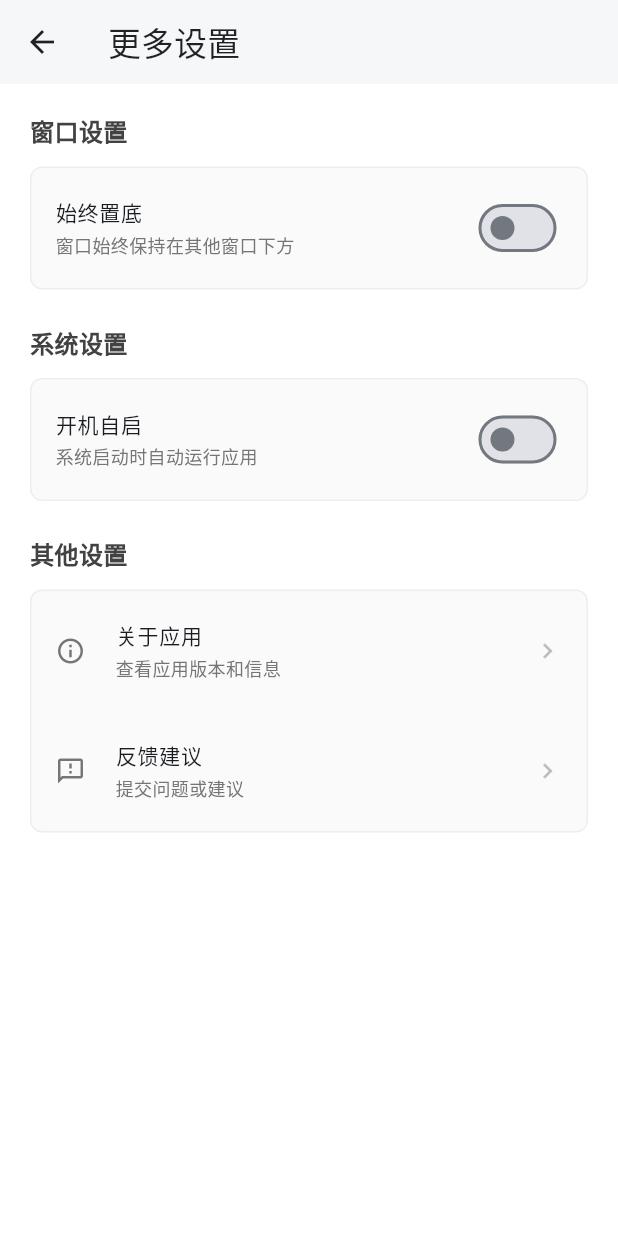
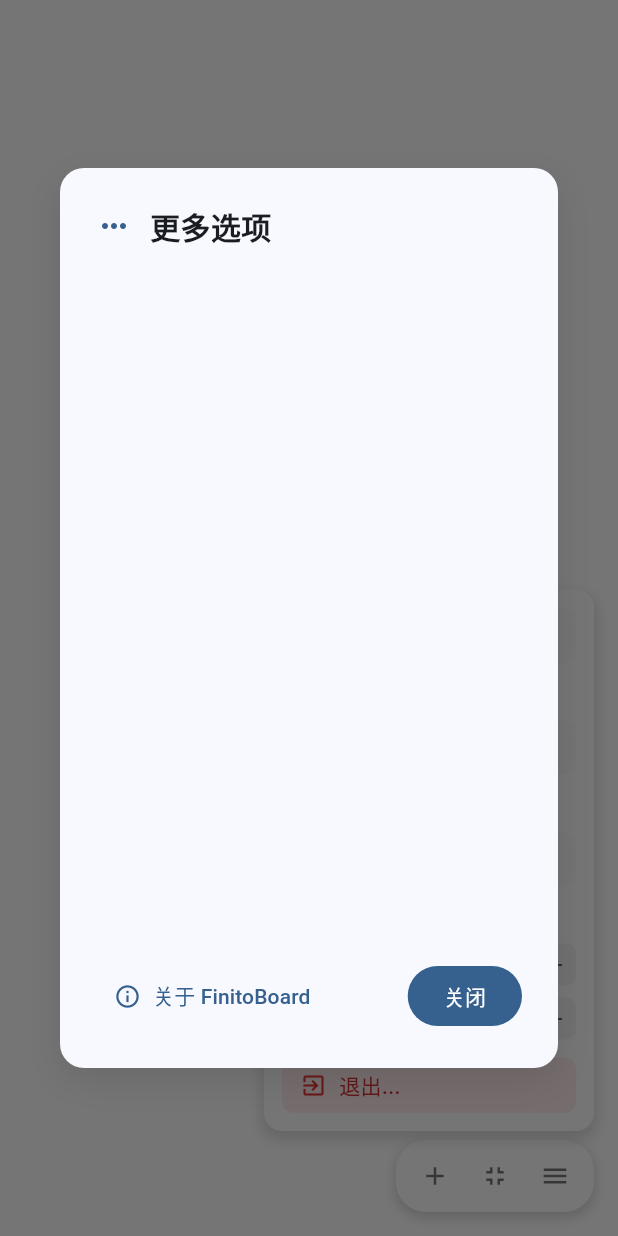
Before and after one commit to Xwei1645/finito_board, a Flutter app: the screen it shows after launch, after a tap on the "fullscreen" icon, after a tap on the "menu" icon, after a tap on "更多选项...", on a phone screen of 412 x 824 dp. Run offline on Flutter 3.47's test engine with Material 3 defaults, Android fonts, the light colour scheme and no system bars; missing offline and left inert: flutter_quill, window_manager; Roboto replaces fonts that are missing (HarmonyOS Sans SC).

Commit message:
feat: 添加更多选项界面

```diff
--- a/lib/main.dart
+++ b/lib/main.dart
@@ -5,15 +5,13 @@ import 'package:flutter/material.dart';
 import 'package:flutter_localizations/flutter_localizations.dart';
 import 'package:flutter_quill/flutter_quill.dart';
 import 'package:window_manager/window_manager.dart';
-import 'package:launch_at_startup/launch_at_startup.dart';
-import 'package:win32/win32.dart' as win32;
 import 'models/subject.dart';
 import 'models/homework.dart';
 import 'widgets/homework_card.dart';
 import 'widgets/subject_header.dart';
 import 'widgets/homework_editor.dart';
 import 'widgets/empty_state.dart';
-import 'widgets/settings_window.dart';
+import 'widgets/settings.dart';
 import 'widgets/subject_manager.dart';
 import 'widgets/tag_manager.dart';
 
@@ -22,13 +20,6 @@ void main() async {
 
   if (!kIsWeb && (Platform.isWindows || Platform.isLinux || Platform.isMacOS)) {
     await windowManager.ensureInitialized();
-
-    // 初始化开机自启功能
-    launchAtStartup.setup(
-      appName: "FinitoBoard",
-      appPath: Platform.resolvedExecutable,
-      packageName: 'dev.xwei1645.finitoboard',
-    );
 
     WindowOptions windowOptions = const WindowOptions(
       size: Size(1200, 800),
@@ -120,43 +111,15 @@ class _HomeworkBoardState extends State<HomeworkBoard> {
   // 拖动状态
   bool _isDragging = false;
 
-  // 开机自启状态
-  bool _isAutoStart = false;
-
-  // 窗口置底状态
-  bool _isAlwaysOnBottom = false;
-
-  // 窗口置底维持定时器
-  Timer? _alwaysOnBottomTimer;
-
   @override
   void initState() {
     super.initState();
     _distributeHomeworksToColumns();
-    _checkAutoStartStatus();
-  }
-
-  // 检查开机自启状态
-  void _checkAutoStartStatus() async {
-    if (!kIsWeb && (Platform.isWindows || Platform.isLinux || Platform.isMacOS)) {
-      try {
-        bool isEnabled = await launchAtStartup.isEnabled();
-        setState(() {
-          _isAutoStart = isEnabled;
-        });
-      } catch (e) {
-        // 如果检查失败，默认为false
-        setState(() {
-          _isAutoStart = false;
-        });
-      }
-    }
   }
 
   @override
   void dispose() {
     _selectionTimer?.cancel();
-    _stopAlwaysOnBottomTimer();
     super.dispose();
   }
 
@@ -837,130 +800,14 @@ class _HomeworkBoardState extends State<HomeworkBoard> {
     });
   }
 
-  // 切换窗口置底状态
-  void _toggleAlwaysOnBottom() async {
-    if (!Platform.isWindows) {
-      _showCustomSnackBar('窗口置底功能仅支持Windows系统');
-      return;
-    }
 
-    setState(() {
-      _isAlwaysOnBottom = !_isAlwaysOnBottom;
-    });
-
-    if (_isAlwaysOnBottom) {
-      _startAlwaysOnBottomTimer();
-      _showCustomSnackBar('窗口已置底');
-    } else {
-      _stopAlwaysOnBottomTimer();
-      _showCustomSnackBar('已取消窗口置底');
-    }
-  }
-
-  // 开始窗口置底定时器
-  void _startAlwaysOnBottomTimer() {
-    _stopAlwaysOnBottomTimer(); // 确保之前的定时器被清理
-
-    // 立即执行一次
-    _setWindowToBottom();
-
-    // 每500毫秒检查一次并维持窗口在底层
-    _alwaysOnBottomTimer = Timer.periodic(const Duration(milliseconds: 500), (timer) {
-      if (_isAlwaysOnBottom) {
-        _setWindowToBottom();
-      } else {
-        timer.cancel();
-      }
-    });
-  }
-
-  // 停止窗口置底定时器
-  void _stopAlwaysOnBottomTimer() {
-    _alwaysOnBottomTimer?.cancel();
-    _alwaysOnBottomTimer = null;
-
-    // 恢复窗口到正常层级
-    if (Platform.isWindows) {
-      try {
-        final hwnd = win32.GetActiveWindow();
-        if (hwnd != 0) {
-          win32.SetWindowPos(
-            hwnd,
-            win32.HWND_NOTOPMOST,
-            0, 0, 0, 0,
-            win32.SWP_NOMOVE | win32.SWP_NOSIZE | win32.SWP_NOACTIVATE,
-          );
-        }
-      } catch (e) {
-        // 忽略错误
-      }
-    }
-  }
-
-  // 设置窗口到底层
-  void _setWindowToBottom() {
-    if (!Platform.isWindows) return;
-
-    try {
-      final hwnd = win32.GetActiveWindow();
-      if (hwnd != 0) {
-        win32.SetWindowPos(
-          hwnd,
-          win32.HWND_BOTTOM,
-          0, 0, 0, 0,
-          win32.SWP_NOMOVE | win32.SWP_NOSIZE | win32.SWP_NOACTIVATE,
-        );
-      }
-    } catch (e) {
-      // 忽略错误，避免频繁显示错误消息
-    }
-  }
 
   // 打开设置窗口
   void _openSettingsWindow() async {
-    await Navigator.of(context).push(
-      MaterialPageRoute(
-        builder: (context) => SettingsWindow(
-          isAlwaysOnBottom: _isAlwaysOnBottom,
-          isAutoStart: _isAutoStart,
-          onAlwaysOnBottomChanged: (value) {
-            setState(() {
-              _isAlwaysOnBottom = value;
-            });
-            _toggleAlwaysOnBottom();
-          },
-          onAutoStartChanged: (value) {
-            setState(() {
-              _isAutoStart = value;
-            });
-            _toggleAutoStart();
-          },
-        ),
-      ),
+    await showDialog(
+      context: context,
+      builder: (context) => SettingsWindow(),
     );
-  }
-
-  // 切换开机自启状态
-  void _toggleAutoStart() async {
-    try {
-      if (_isAutoStart) {
-        // 禁用开机自启
-        await launchAtStartup.disable();
-        setState(() {
-          _isAutoStart = false;
-        });
-        _showCustomSnackBar('已取消开机自启');
-      } else {
-        // 启用开机自启
-        await launchAtStartup.enable();
-        setState(() {
-          _isAutoStart = true;
-        });
-        _showCustomSnackBar('已设置开机自启');
-      }
-    } catch (e) {
-      _showCustomSnackBar('设置开机自启失败: $e');
-    }
   }
 
   // 退出应用
--- /dev/null
+++ b/lib/widgets/settings.dart
@@ -0,0 +1,202 @@
+import 'package:flutter/material.dart';
+import 'package:url_launcher/url_launcher.dart';
+
+class SettingsWindow extends StatefulWidget {
+  const SettingsWindow({
+    super.key,
+  });
+
+  @override
+  State<SettingsWindow> createState() => _SettingsWindowState();
+}
+
+class _SettingsWindowState extends State<SettingsWindow> {
+  @override
+  Widget build(BuildContext context) {
+    final colorScheme = Theme.of(context).colorScheme;
+
+    return Dialog(
+      backgroundColor: Colors.transparent,
+      elevation: 0,
+      child: Container(
+        width: 500,
+        height: 600,
+        decoration: BoxDecoration(
+          color: colorScheme.surface,
+          borderRadius: BorderRadius.circular(16),
+          boxShadow: [
+            BoxShadow(
+              color: Colors.black.withValues(alpha: 0.1),
+              blurRadius: 20,
+              offset: const Offset(0, 8),
+            ),
+          ],
+        ),
+        padding: const EdgeInsets.all(24),
+        child: Column(
+          crossAxisAlignment: CrossAxisAlignment.start,
+          children: [
+            // 标题栏
+            Row(
+              children: [
+                Icon(
+                  Icons.more_horiz,
+                  color: colorScheme.primary,
+                  size: 24,
+                ),
+                const SizedBox(width: 12),
+                Text(
+                  '更多选项',
+                  style: TextStyle(
+                    fontSize: 20,
+                    fontWeight: FontWeight.w600,
+                    color: colorScheme.onSurface,
+                  ),
+                ),
+              ],
+            ),
+            const SizedBox(height: 24),
+            // 内容区域
+            Expanded(
+              child: SingleChildScrollView(
+                child: Column(
+                  crossAxisAlignment: CrossAxisAlignment.start,
+                  children: [
+
+
+                  ],
+                ),
+              ),
+            ),
+            const SizedBox(height: 24),
+            // 底部按钮
+            Row(
+              mainAxisAlignment: MainAxisAlignment.spaceBetween,
+              children: [
+                TextButton.icon(
+                  onPressed: () {
+                    _showAboutDialog(context);
+                  },
+                  icon: Icon(
+                    Icons.info_outlined,
+                    size: 18,
+                    color: colorScheme.primary,
+                  ),
+                  label: Text(
+                    '关于 FinitoBoard',
+                    style: TextStyle(
+                      color: colorScheme.primary,
+                    ),
+                  ),
+                ),
+                FilledButton(
+                  onPressed: () {
+                    Navigator.of(context).pop();
+                  },
+                  child: const Text('关闭'),
+                ),
+              ],
+            ),
+          ],
+        ),
+      ),
+    );
+  }
+
+  Widget _buildSettingSection({
+    required String title,
+    required List<Widget> children,
+  }) {
+    return Column(
+      crossAxisAlignment: CrossAxisAlignment.start,
+      children: [
+        Text(
+          title,
+          style: TextStyle(
+            fontSize: 16,
+            fontWeight: FontWeight.w600,
+            color: Colors.grey[800],
+          ),
+        ),
+        const SizedBox(height: 12),
+        Container(
+          decoration: BoxDecoration(
+            color: Colors.grey[50],
+            borderRadius: BorderRadius.circular(8),
+            border: Border.all(color: Colors.grey[200]!),
+          ),
+          child: Column(children: children),
+        ),
+      ],
+    );
+  }
+
+  Widget _buildSwitchTile({
+    required String title,
+    required String subtitle,
+    required bool value,
+    required Function(bool) onChanged,
+  }) {
+    return ListTile(
+      title: Text(
+        title,
+        style: const TextStyle(
+          fontSize: 14,
+          fontWeight: FontWeight.w500,
+        ),
+      ),
+      subtitle: Text(
+        subtitle,
+        style: TextStyle(
+          fontSize: 12,
+          color: Colors.grey[600],
+        ),
+      ),
+      trailing: Switch(
+        value: value,
+        onChanged: onChanged,
+        activeThumbColor: Colors.blue,
+      ),
+      contentPadding: const EdgeInsets.symmetric(horizontal: 16, vertical: 4),
+    );
+  }
+
+
+
+  void _showAboutDialog(BuildContext context) {
+    showDialog(
+      context: context,
+      builder: (context) => AlertDialog(
+        title: const Text('关于 FinitoBoard'),
+        content: Column(
+          mainAxisSize: MainAxisSize.min,
+          crossAxisAlignment: CrossAxisAlignment.start,
+          children: [
+            const Text('FinitoBoard'),
+            const SizedBox(height: 8),
+            const Text('版本: 1.0.0'),
+            const SizedBox(height: 8),
+            const Text('一个简洁高效的作业管理工具'),
+            const SizedBox(height: 16),
+            TextButton.icon(
+              onPressed: () async {
+                final uri = Uri.parse('https://github.com/Xwei1645/finito_board');
+                if (await canLaunchUrl(uri)) {
+                  await launchUrl(uri);
+                }
+              },
+              icon: const Icon(Icons.open_in_new),
+              label: const Text('GitHub'),
+            ),
+          ],
+        ),
+        actions: [
+          TextButton(
+            onPressed: () => Navigator.of(context).pop(),
+            child: const Text('确定'),
+          ),
+        ],
+      ),
+    );
+  }
+}
--- a/lib/widgets/settings_window.dart
+++ /dev/null
@@ -1,181 +0,0 @@
-import 'package:flutter/material.dart';
-
-class SettingsWindow extends StatefulWidget {
-  final bool isAlwaysOnBottom;
-  final bool isAutoStart;
-  final Function(bool) onAlwaysOnBottomChanged;
-  final Function(bool) onAutoStartChanged;
-
-  const SettingsWindow({
-    super.key,
-    required this.isAlwaysOnBottom,
-    required this.isAutoStart,
-    required this.onAlwaysOnBottomChanged,
-    required this.onAutoStartChanged,
-  });
-
-  @override
-  State<SettingsWindow> createState() => _SettingsWindowState();
-}
-
-class _SettingsWindowState extends State<SettingsWindow> {
-  @override
-  Widget build(BuildContext context) {
-    return Scaffold(
-      appBar: AppBar(
-        title: const Text('更多设置'),
-        backgroundColor: Colors.white,
-        foregroundColor: Colors.black87,
-        elevation: 1,
-      ),
-      backgroundColor: Colors.white,
-      body: Padding(
-        padding: const EdgeInsets.all(20.0),
-        child: Column(
-          crossAxisAlignment: CrossAxisAlignment.start,
-          children: [
-            _buildSettingSection(
-              title: '窗口设置',
-              children: [
-                _buildSwitchTile(
-                  title: '始终置底',
-                  subtitle: '窗口始终保持在其他窗口下方',
-                  value: widget.isAlwaysOnBottom,
-                  onChanged: widget.onAlwaysOnBottomChanged,
-                ),
-              ],
-            ),
-            const SizedBox(height: 24),
-            _buildSettingSection(
-              title: '系统设置',
-              children: [
-                _buildSwitchTile(
-                  title: '开机自启',
-                  subtitle: '系统启动时自动运行应用',
-                  value: widget.isAutoStart,
-                  onChanged: widget.onAutoStartChanged,
-                ),
-              ],
-            ),
-            const SizedBox(height: 24),
-            _buildSettingSection(
-              title: '其他设置',
-              children: [
-                _buildActionTile(
-                  title: '关于应用',
-                  subtitle: '查看应用版本和信息',
-                  icon: Icons.info_outline,
-                  onTap: () {
-                    // TODO: 显示关于对话框
-                  },
-                ),
-                _buildActionTile(
-                  title: '反馈建议',
-                  subtitle: '提交问题或建议',
-                  icon: Icons.feedback_outlined,
-                  onTap: () {
-                    // TODO: 打开反馈页面
-                  },
-                ),
-              ],
-            ),
-          ],
-        ),
-      ),
-    );
-  }
-
-  Widget _buildSettingSection({
-    required String title,
-    required List<Widget> children,
-  }) {
-    return Column(
-      crossAxisAlignment: CrossAxisAlignment.start,
-      children: [
-        Text(
-          title,
-          style: TextStyle(
-            fontSize: 16,
-            fontWeight: FontWeight.w600,
-            color: Colors.grey[800],
-          ),
-        ),
-        const SizedBox(height: 12),
-        Container(
-          decoration: BoxDecoration(
-            color: Colors.grey[50],
-            borderRadius: BorderRadius.circular(8),
-            border: Border.all(color: Colors.grey[200]!),
-          ),
-          child: Column(children: children),
-        ),
-      ],
-    );
-  }
-
-  Widget _buildSwitchTile({
-    required String title,
-    required String subtitle,
-    required bool value,
-    required Function(bool) onChanged,
-  }) {
-    return ListTile(
-      title: Text(
-        title,
-        style: const TextStyle(
-          fontSize: 14,
-          fontWeight: FontWeight.w500,
-        ),
-      ),
-      subtitle: Text(
-        subtitle,
-        style: TextStyle(
-          fontSize: 12,
-          color: Colors.grey[600],
-        ),
-      ),
-      trailing: Switch(
-        value: value,
-        onChanged: onChanged,
-        activeThumbColor: Colors.blue,
-      ),
-      contentPadding: const EdgeInsets.symmetric(horizontal: 16, vertical: 4),
-    );
-  }
-
-  Widget _buildActionTile({
-    required String title,
-    required String subtitle,
-    required IconData icon,
-    required VoidCallback onTap,
-  }) {
-    return ListTile(
-      leading: Icon(
-        icon,
-        color: Colors.grey[600],
-        size: 20,
-      ),
-      title: Text(
-        title,
-        style: const TextStyle(
-          fontSize: 14,
-          fontWeight: FontWeight.w500,
-        ),
-      ),
-      subtitle: Text(
-        subtitle,
-        style: TextStyle(
-          fontSize: 12,
-          color: Colors.grey[600],
-        ),
-      ),
-      trailing: Icon(
-        Icons.chevron_right,
-        color: Colors.grey[400],
-        size: 20,
-      ),
-      onTap: onTap,
-      contentPadding: const EdgeInsets.symmetric(horizontal: 16, vertical: 4),
-    );
-  }
-}
--- a/pubspec.yaml
+++ b/pubspec.yaml
@@ -14,9 +14,7 @@ dependencies:
   window_manager: ^0.3.7
   flutter_quill: ^11.4.2
   intl: any
-  launch_at_startup: ^0.5.1
-  ffi: ^2.1.0
-  win32: ^5.5.0
+  url_launcher: ^6.2.4
 
 dev_dependencies:
   flutter_test:
```
Also changed, not shown: pubspec.lock.
